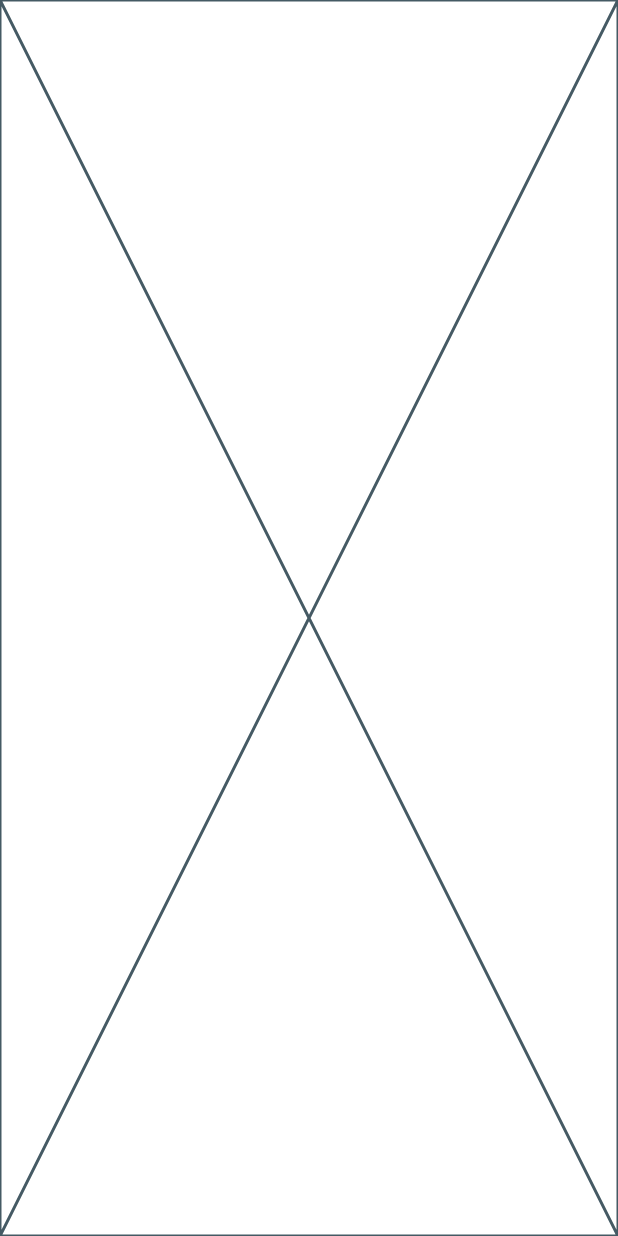
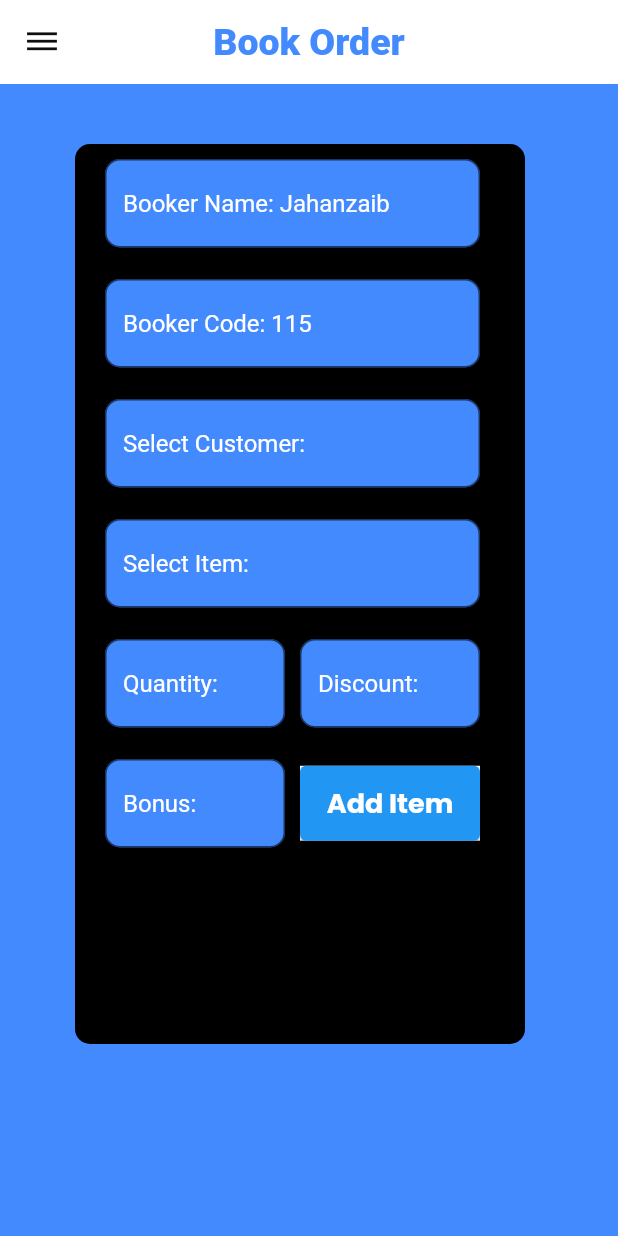
Before and after one commit to jahanzaib330/citychannel, a Flutter app: the screen it shows after launch, on a phone screen of 412 x 824 dp. Run offline on Flutter 3.47's test engine with Material 2 defaults, Android fonts, the light colour scheme and no system bars; our stand-ins replace google_fonts; missing offline and left inert: dart:html; Roboto replaces fonts that are missing (Palanquin).

Commit message:
SummaryApp

```diff
--- /dev/null
+++ b/lib/User/Firebase_Auth/User_Register.dart
@@ -0,0 +1 @@
+import 'package:flutter/material.dart';
--- /dev/null
+++ b/lib/User/Order_Booking.dart
@@ -0,0 +1,272 @@
+import 'package:citychannel/User/Firebase_Auth/User_Login.dart';
+import 'package:flutter/material.dart';
+import 'package:google_fonts/google_fonts.dart';
+
+class OrderBooking extends StatefulWidget {
+  const OrderBooking({super.key});
+
+  @override
+  State<OrderBooking> createState() => _OrderBookingState();
+}
+
+class _OrderBookingState extends State<OrderBooking> {
+  @override
+  Widget build(BuildContext context) {
+    return Scaffold(
+      backgroundColor: Colors.blueAccent,
+      appBar: AppBar(
+        title: Text("Book Order" , style: GoogleFonts.palanquin(
+          fontSize: 25,
+          fontWeight: FontWeight.w800,
+          color: Colors.blueAccent
+        ),),
+        backgroundColor: const Color(0xffffffff),
+        centerTitle: true,
+        elevation: 0,
+        leading: Builder(builder: (context) {
+          return IconButton(onPressed: (){
+            Scaffold.of(context).openDrawer();
+          },icon: const Icon(Icons.dehaze, color: Color(0xf0000000),));
+        },),
+
+      ),
+
+      drawer: Drawer(
+        child: Column(
+          children: [
+            GestureDetector(
+              // onTap: (){
+              //   Navigator.push(context, MaterialPageRoute(builder: (context) => ,));
+              // },
+              child: const ListTile(
+                leading: Icon(Icons.home),
+                title:  Text("Home"),
+              ),
+            ),
+            GestureDetector(
+              // onTap: (){
+              //   Navigator.push(context, MaterialPageRoute(builder: (context) => ,));
+              // },
+              child: const ListTile(
+                leading: Icon(Icons.production_quantity_limits),
+                title:  Text("Product List"),
+              ),
+            ),
+            GestureDetector(
+              // onTap: (){
+              //   Navigator.push(context, MaterialPageRoute(builder: (context) => ,));
+              // },
+              child: const ListTile(
+                leading: Icon(Icons.book),
+                title:  Text("Order Summary"),
+              ),
+            ),
+
+            GestureDetector(
+              // onTap: (){
+              //   Navigator.push(context, MaterialPageRoute(builder: (context) => ,));
+              // },
+              child: const ListTile(
+                leading: Icon(Icons.upload),
+                title:  Text("Upload Order"),
+              ),
+            ),
+
+            GestureDetector(
+              // onTap: (){
+              //   Navigator.push(context, MaterialPageRoute(builder: (context) => ,));
+              // },
+              child: const ListTile(
+                leading: Icon(Icons.delete),
+                title:  Text("Delete  Order"),
+              ),
+            ),
+            GestureDetector(
+              onTap: (){
+                Navigator.push(context, MaterialPageRoute(builder: (context) => UserLogin(),));
+              },
+              child: const ListTile(
+                leading: Icon(Icons.logout),
+                title:  Text("Logout"),
+              ),
+            ),
+          ],
+        ),
+      ),
+      body: SingleChildScrollView(
+        scrollDirection: Axis.vertical,
+        physics: ScrollPhysics(),
+        child: Column(
+          children: [
+           Stack(
+             children: [
+              Container(
+               margin: EdgeInsets.only(left: 50 , top: 40),
+               width: 300,
+               height: 600,
+               decoration: BoxDecoration(
+                 borderRadius: BorderRadius.circular(10),
+                 color: Colors.black
+               ),
+               child:  Stack(
+                 children: [
+                  Container(
+                    width: 250,
+                    margin: EdgeInsets.only(top: 10, left: 20),
+                    child: TextField(
+                     decoration: InputDecoration(
+                         fillColor: Colors.blueAccent,
+                         filled: true,
+                         hintText: 'Booker Name: Jahanzaib',
+                         hintStyle: TextStyle(color: Colors.white),
+                         border: OutlineInputBorder(
+                             borderRadius: BorderRadius.circular(10)
+                         )
+                     ),
+                 ),
+                  ),
+                   Container(
+                     width: 250,
+                     margin: EdgeInsets.only(top: 90, left: 20),
+                     child: TextField(
+                       decoration: InputDecoration(
+                           fillColor: Colors.blueAccent,
+                           filled: true,
+                           hintText: 'Booker Code: 115',
+                           hintStyle: TextStyle(color: Colors.white),
+                           border: OutlineInputBorder(
+                               borderRadius: BorderRadius.circular(10)
+                           )
+                       ),
+                     ),
+                   ),
+
+                   Container(
+                     width: 250,
+                     margin: EdgeInsets.only(top: 170, left: 20),
+                     child: TextField(
+                       decoration: InputDecoration(
+                           fillColor: Colors.blueAccent,
+                           filled: true,
+                           hintText: 'Select Customer:',
+                           hintStyle: TextStyle(color: Colors.white),
+                           border: OutlineInputBorder(
+                               borderRadius: BorderRadius.circular(10)
+                           )
+                       ),
+                     ),
+                   ),
+                   Container(
+                     width: 250,
+                     margin: EdgeInsets.only(top: 250, left: 20),
+                     child: TextField(
+                       decoration: InputDecoration(
+                           fillColor: Colors.blueAccent,
+                           filled: true,
+                           hintText: 'Select Item:',
+                           hintStyle: TextStyle(color: Colors.white),
+                           border: OutlineInputBorder(
+                               borderRadius: BorderRadius.circular(10)
+                           )
+                       ),
+                     ),
+                   ),
+                   Row(
+                     children: [
+                       Container(
+                         width: 120,
+                         margin: EdgeInsets.only(top: 330, left: 20),
+                         child: TextField(
+                           decoration: InputDecoration(
+                               fillColor: Colors.blueAccent,
+                               filled: true,
+                               hintText: 'Quantity:',
+                               hintStyle: TextStyle(color: Colors.white),
+                               border: OutlineInputBorder(
+                                   borderRadius: BorderRadius.circular(10)
+                               )
+                           ),
+                         ),
+                       ),
+                     ],
+                   ),
+
+                   Row(
+                     children: [
+                       Container(
+                         width: 120,
+                         margin: EdgeInsets.only(top: 330, left: 150),
+                         child: TextField(
+                           decoration: InputDecoration(
+                               fillColor: Colors.blueAccent,
+                               filled: true,
+                               hintText: 'Discount:',
+                               hintStyle: TextStyle(color: Colors.white),
+                               border: OutlineInputBorder(
+                                   borderRadius: BorderRadius.circular(10)
+                               )
+                           ),
+                         ),
+                       ),
+                     ],
+                   ),
+                   Row(
+                     children: [
+                       Container(
+                         width: 120,
+                         margin: EdgeInsets.only(top: 410, left: 20),
+                         child: TextField(
+                           decoration: InputDecoration(
+                               fillColor: Colors.blueAccent,
+                               filled: true,
+                               hintText: 'Bonus:',
+                               hintStyle: TextStyle(color: Colors.white),
+                               border: OutlineInputBorder(
+                                   borderRadius: BorderRadius.circular(10)
+                               )
+                           ),
+                         ),
+                       ),
+                       Row(
+                         children: [
+                           Container(
+                             width: 120,
+                             height: 50,
+                             margin: EdgeInsets.only(top: 410, left: 10),
+                             decoration: BoxDecoration(
+                               color: Colors.white
+                             ),
+                             child: ElevatedButton(
+                               onPressed: (){
+                                 // Navigator.push(context, MaterialPageRoute(builder: (context) => ,))
+                               },
+                               child: Text("Add Item", style: GoogleFonts.poppins(
+                                 fontSize: 18,
+                                 fontWeight: FontWeight.bold,
+                                 color: Colors.white
+                               ),),
+                             ),
+                           ),
+                         ],
+                       )
+                     ],
+                   ),
+
+                 ],
+               ),
+
+             ),
+
+             ],
+           )
+          ]
+        ),
+      ),
+
+
+
+
+
+    );
+  }
+}
--- a/lib/User/UserLogin.dart
+++ /dev/null
@@ -1,15 +0,0 @@
-import 'package:flutter/material.dart';
-
-class UserLogin extends StatefulWidget {
-  const UserLogin({super.key});
-
-  @override
-  State<UserLogin> createState() => _UserLoginState();
-}
-
-class _UserLoginState extends State<UserLogin> {
-  @override
-  Widget build(BuildContext context) {
-    return const Placeholder();
-  }
-}
--- a/lib/main.dart
+++ b/lib/main.dart
@@ -1,4 +1,6 @@
-import 'package:citychannel/User/UserLogin.dart';
+
+import 'package:citychannel/Admin/Firebase_auth/Admin_Login.dart';
+import 'package:citychannel/User/Order_Booking.dart';
 import 'package:flutter/material.dart';
 
 void main() {
@@ -16,7 +18,8 @@ class _MyAppState extends State<MyApp> {
   @override
   Widget build(BuildContext context) {
     return MaterialApp(
-      home: UserLogin() ,
+      debugShowCheckedModeBanner: false,
+      home: OrderBooking() ,
     );
   }
 }
--- a/pubspec.yaml
+++ b/pubspec.yaml
@@ -30,6 +30,7 @@ environment:
 dependencies:
   flutter:
     sdk: flutter
+  google_fonts: ^6.1.0
 
 
   # The following adds the Cupertino Icons font to your application.
@@ -59,8 +60,8 @@ flutter:
   uses-material-design: true
 
   # To add assets to your application, add an assets section, like this:
-  # assets:
-  #   - images/a_dot_burr.jpeg
+  assets:
+   - assets/images/
   #   - images/a_dot_ham.jpeg
 
   # An image asset can refer to one or more resolution-specific "variants", see
```
Also changed, not shown: lib/Admin/Firebase_auth/Admin_Login.dart (added, +100 -0 lines), lib/Admin/Firebase_auth/Admin_Register.dart (added, +120 -0 lines), lib/User/Firebase_Auth/User_Login.dart (added, +101 -0 lines), pubspec.lock, 2 other files.
